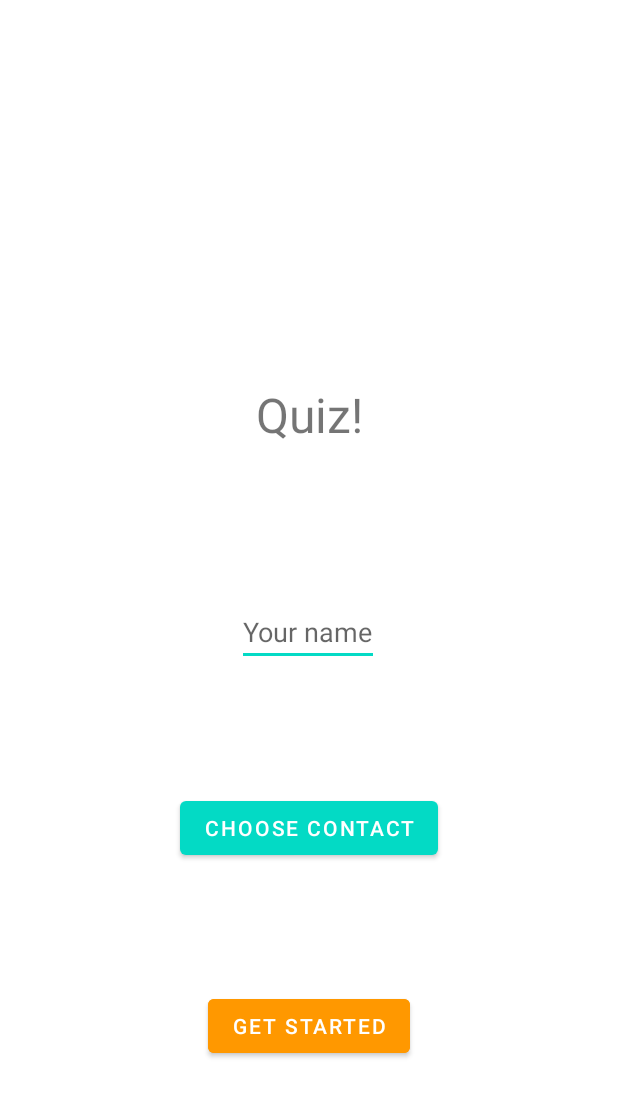
After one commit to kollozsolt/Android, an Android app: the layout fragment_quiz_start.xml on its own in the app's theme, with its tools: preview values and no code run, on a phone screen of 412 x 824 dp. The commit adds this screen. Shown: the top 1097 px of the screen. Run offline under Robolectric (Android 15) with nearby library versions, the phone set to English and light mode, and no system bars.

Commit message:
Welcome screen with fragment

```diff
--- a/Quiz/app/build.gradle
+++ b/Quiz/app/build.gradle
@@ -37,6 +37,7 @@ dependencies {
     implementation 'androidx.appcompat:appcompat:1.3.1'
     implementation 'com.google.android.material:material:1.4.0'
     implementation 'androidx.constraintlayout:constraintlayout:2.0.4'
+    implementation 'androidx.legacy:legacy-support-v4:1.0.0'
     testImplementation 'junit:junit:4.+'
     androidTestImplementation 'androidx.test.ext:junit:1.1.3'
     androidTestImplementation 'androidx.test.espresso:espresso-core:3.4.0'
--- /dev/null
+++ b/Quiz/app/src/main/res/layout/fragment_quiz_start.xml
@@ -0,0 +1,56 @@
+<?xml version="1.0" encoding="utf-8"?>
+<androidx.constraintlayout.widget.ConstraintLayout
+    xmlns:android="http://schemas.android.com/apk/res/android"
+    xmlns:app="http://schemas.android.com/apk/res-auto"
+    xmlns:tools="http://schemas.android.com/tools"
+    android:layout_width="match_parent"
+    android:layout_height="match_parent"
+    tools:context=".fragment.QuizStartFragment">
+
+    <Button
+        android:id="@+id/chooseContactButton"
+        android:layout_width="wrap_content"
+        android:layout_height="wrap_content"
+        android:text="Choose Contact"
+        app:layout_constraintBottom_toTopOf="@+id/startButton"
+        app:layout_constraintEnd_toEndOf="parent"
+        app:layout_constraintStart_toStartOf="parent"
+        app:layout_constraintTop_toBottomOf="@+id/nameTextInput" />
+
+    <TextView
+        android:id="@+id/quizTextView"
+        android:layout_width="wrap_content"
+        android:layout_height="wrap_content"
+        android:text="Quiz!"
+        android:textSize="32dp"
+        app:layout_constraintBottom_toBottomOf="parent"
+        app:layout_constraintLeft_toLeftOf="parent"
+        app:layout_constraintRight_toRightOf="parent"
+        app:layout_constraintTop_toTopOf="parent"
+        app:layout_constraintVertical_bias="0.326" />
+
+    <EditText
+        android:id="@+id/nameTextInput"
+        android:layout_width="wrap_content"
+        android:layout_height="wrap_content"
+        android:hint="Your name"
+        android:inputType="textPersonName"
+        app:layout_constraintBottom_toBottomOf="parent"
+        app:layout_constraintEnd_toEndOf="parent"
+        app:layout_constraintHorizontal_bias="0.498"
+        app:layout_constraintStart_toStartOf="parent"
+        app:layout_constraintTop_toBottomOf="@+id/quizTextView"
+        app:layout_constraintVertical_bias="0.20999998" />
+
+    <Button
+        android:id="@+id/startButton"
+        android:layout_width="wrap_content"
+        android:layout_height="wrap_content"
+        android:layout_marginBottom="116dp"
+        android:backgroundTint="#FF9800"
+        android:text="GET STARTED"
+        app:layout_constraintBottom_toBottomOf="parent"
+        app:layout_constraintEnd_toEndOf="parent"
+        app:layout_constraintStart_toStartOf="parent" />
+
+</androidx.constraintlayout.widget.ConstraintLayout>
--- a/Quiz/app/src/main/res/values/strings.xml
+++ b/Quiz/app/src/main/res/values/strings.xml
@@ -1,3 +1,5 @@
 <resources>
     <string name="app_name">QuizApp</string>
+    <!-- TODO: Remove or change this placeholder text -->
+    <string name="hello_blank_fragment">Hello blank fragment</string>
 </resources>
```
Also changed, not shown: Quiz/app/src/main/java/com/example/quiz/MainActivity.kt (+4 -62 lines), Quiz/app/src/main/java/com/example/quiz/fragment/QuizStartFragment.kt (added, +86 -0 lines), Quiz/app/src/main/res/layout/activity_main.xml (+4 -44 lines).
